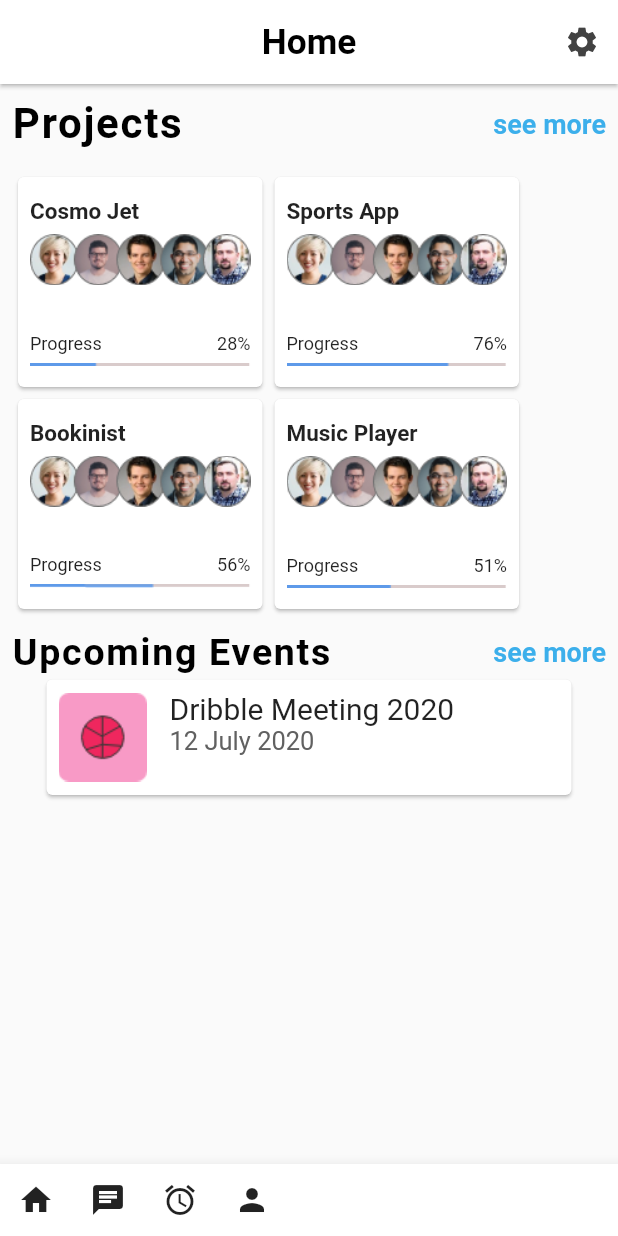
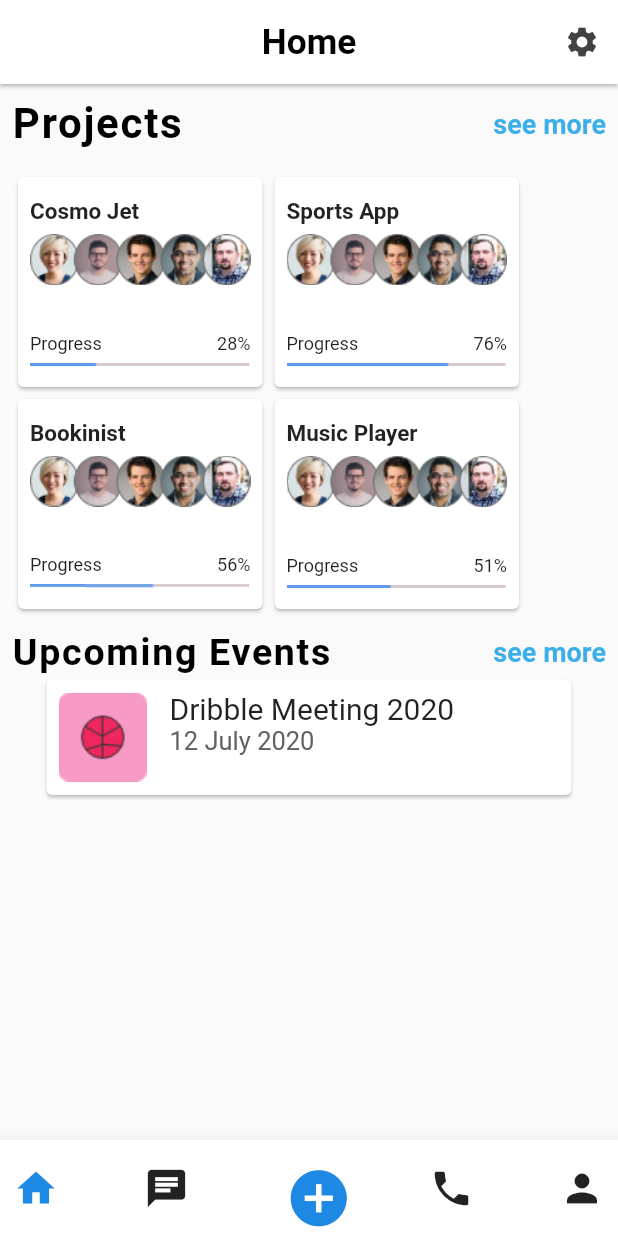
Before and after one commit to Kasweka1/Purweb-Agency, a Flutter app: the screen it shows after launch, on a phone screen of 412 x 824 dp. Run offline on Flutter 3.47's test engine with Material 2 defaults, Android fonts, the phone set to English and light mode, and no system bars.

```diff
--- a/lib/main.dart
+++ b/lib/main.dart
@@ -370,12 +370,20 @@ class Home extends StatelessWidget {
       ),
       bottomNavigationBar: BottomAppBar(
         child: Row(
-          mainAxisAlignment: MainAxisAlignment.start,
-          children: [
-            IconButton(icon: Icon(Icons.home), onPressed: () {}),
-            IconButton(icon: Icon(Icons.chat), onPressed: () {}),
-            IconButton(icon: Icon(Icons.alarm), onPressed: () {}),
-            IconButton(icon: Icon(Icons.person), onPressed: () {}),
+          mainAxisAlignment: MainAxisAlignment.spaceBetween,
+          children: <Widget>[
+            IconButton(
+                icon: Icon(Icons.home, color: Colors.blue[600], size: 30,),
+                onPressed: () {}),
+            IconButton(icon: Icon(Icons.chat, size: 30), onPressed: () {}),
+            Padding(
+              padding: const EdgeInsets.all(8.0),
+              child: IconButton(
+                  icon: Icon(Icons.add_circle, color: Colors.blue[600], size: 45),
+                  onPressed: () {}),
+            ),
+            IconButton(icon: Icon(Icons.phone, size: 30), onPressed: () {}),
+            IconButton(icon: Icon(Icons.person, size: 30), onPressed: () {}),
           ],
         ),
       ),
```
Also changed, not shown: lib/cosmo_jet.dart (added, +15 -0 lines).
